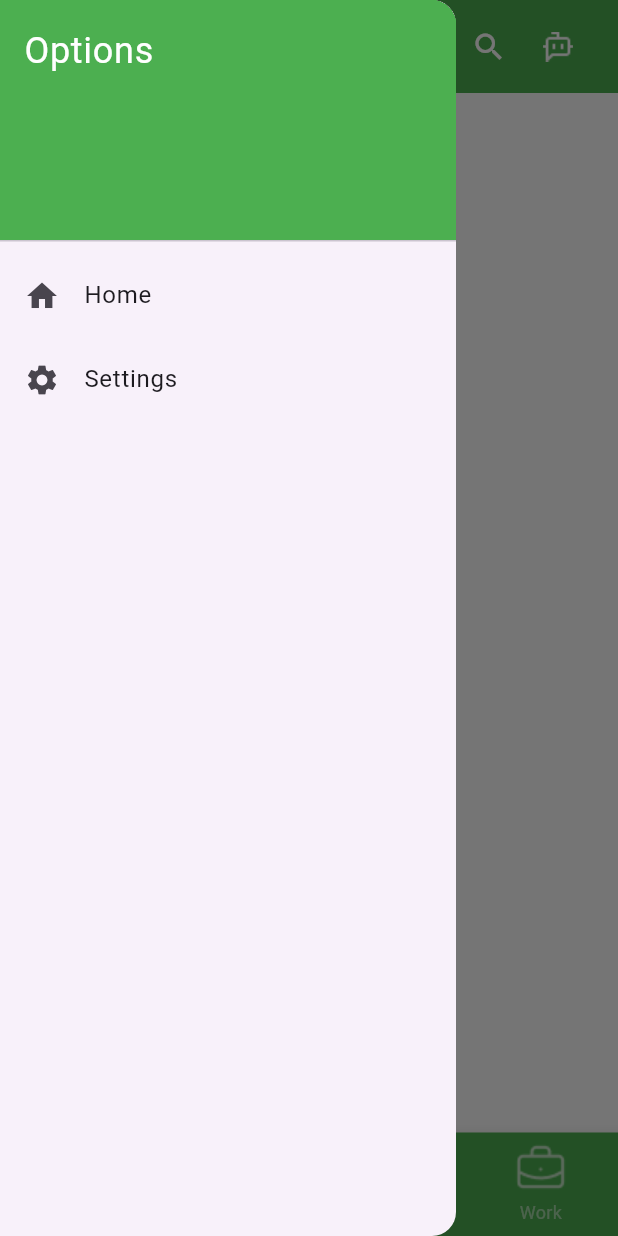
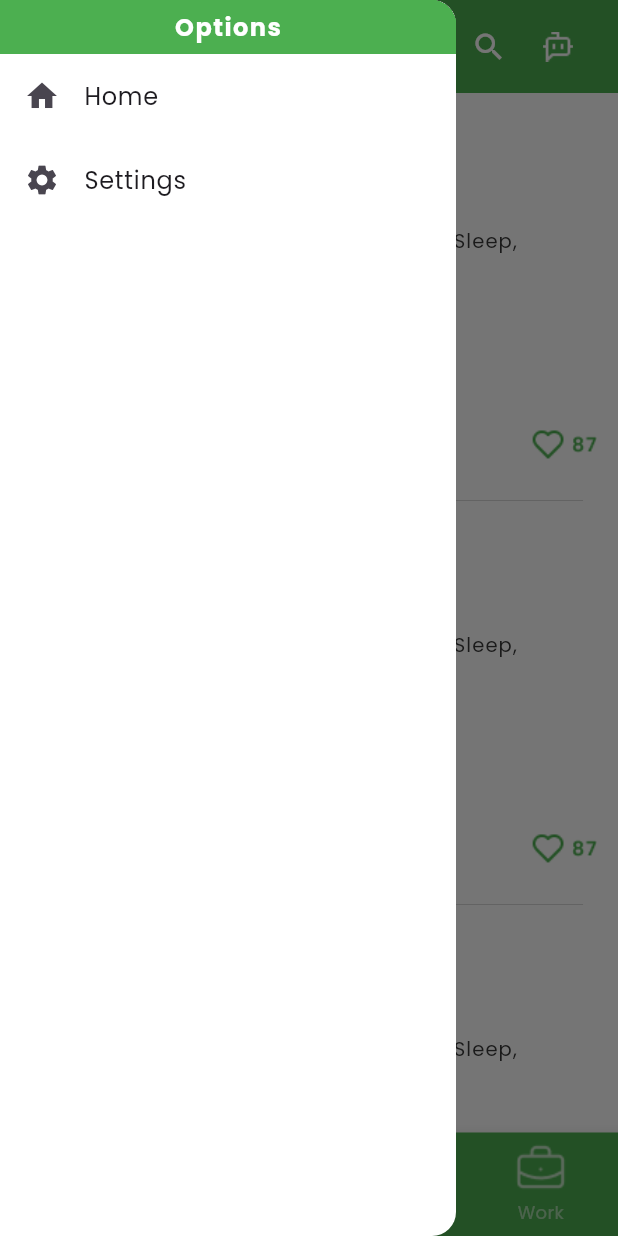
Before and after one commit to Noorullah178632/internship_project, a Flutter app: the screen it shows after launch, with the side drawer open, on a phone screen of 412 x 824 dp. Run offline on Flutter 3.47's test engine with Material 3 defaults, Android fonts, the phone set to English and light mode, and no system bars; our stand-ins replace google_fonts.

Commit message:
done home page

```diff
--- a/lib/main.dart
+++ b/lib/main.dart
@@ -1,7 +1,7 @@
 import 'package:first_app/utils/Routes/routes.dart';
 import 'package:first_app/utils/Routes/routes_navigation.dart';
 import 'package:first_app/view_models/bottom_view_nav.dart';
-
+import 'package:google_fonts/google_fonts.dart';
 import 'package:flutter/material.dart';
 import 'package:provider/provider.dart';
 
@@ -29,7 +29,9 @@ class MyApp extends StatelessWidget {
 
       title: 'Flutter Project',
       theme: ThemeData(
-        colorScheme: ColorScheme.fromSeed(seedColor: Colors.deepPurple),
+        //set the theme of the text for the entire app
+        textTheme: GoogleFonts.poppinsTextTheme(),
+        // colorScheme: ColorScheme.fromSeed(seedColor: Colors.deepPurple),
       ),
     );
   }
--- a/lib/views/homescreens/containerWidget.dart
+++ /dev/null
@@ -1,38 +0,0 @@
-import 'package:first_app/utils/Appcolors.dart';
-import 'package:flutter/material.dart';
-
-class Containerwidget extends StatefulWidget {
-  const Containerwidget({super.key});
-
-  @override
-  State<Containerwidget> createState() => _ContainerwidgetState();
-}
-
-class _ContainerwidgetState extends State<Containerwidget> {
-  @override
-  Widget build(BuildContext context) {
-    //decide width and height
-    final screenWidth = MediaQuery.of(context).size.width;
-    final screenHeight = MediaQuery.of(context).size.height;
-    return GestureDetector(
-      child: Container(
-        margin: EdgeInsets.only(left: 15, right: 15, top: 25),
-
-        width: screenWidth * 1,
-        height: screenHeight * 0.25,
-        child: Column(
-          children: [
-            Text(
-              "Community Care",
-              style: TextStyle(
-                fontSize: 18,
-                fontWeight: FontWeight.w700,
-                color: Appcolors.primarColor,
-              ),
-            ),
-          ],
-        ),
-      ),
-    );
-  }
-}
--- a/lib/views/homescreens/drawer_view_screen.dart
+++ b/lib/views/homescreens/drawer_view_screen.dart
@@ -11,14 +11,25 @@ class _MydrawerState extends State<Mydrawer> {
   @override
   Widget build(BuildContext context) {
     return Drawer(
+      backgroundColor: Color(0XFFFFFFFF),
       child: ListView(
         padding: EdgeInsets.zero,
         children: [
-          const DrawerHeader(
+          Container(
+            width: double.infinity,
+            height: 36,
             decoration: BoxDecoration(color: Colors.green),
-            child: Text(
-              'Options',
-              style: TextStyle(color: Colors.white, fontSize: 24),
+            child: Center(
+              child: Text(
+                "Options",
+                style: TextStyle(
+                  fontWeight: FontWeight.w700,
+                  fontSize: 16,
+                  height: 1.5,
+                  letterSpacing: 1,
+                  color: Color(0XFFFFFFFF),
+                ),
+              ),
             ),
           ),
           ListTile(
--- a/lib/views/homescreens/homescreens.dart
+++ b/lib/views/homescreens/homescreens.dart
@@ -1,6 +1,7 @@
 import 'package:first_app/view_models/bottom_view_nav.dart';
-import 'package:first_app/views/homescreens/containerWidget.dart';
+
 import 'package:first_app/views/homescreens/drawer_view_screen.dart';
+import 'package:first_app/views/widgets/containerWidget.dart';
 
 import 'package:flutter/material.dart';
 import 'package:provider/provider.dart';
@@ -81,7 +82,15 @@ class _HomescreensState extends State<Homescreens> {
           backgroundColor: Colors.white,
 
           body: SingleChildScrollView(
-            child: Column(children: [Containerwidget(), Containerwidget()]),
+            child: Column(
+              children: [
+                SizedBox(height: 10),
+                Containerwidget(),
+                Containerwidget(),
+                Containerwidget(),
+                Containerwidget(),
+              ],
+            ),
           ),
           //bottom Navigation Bar
           bottomNavigationBar: BottomNavigationBar(
--- /dev/null
+++ b/lib/views/widgets/containerWidget.dart
@@ -0,0 +1,97 @@
+import 'package:first_app/utils/Appcolors.dart';
+import 'package:flutter/material.dart';
+
+class Containerwidget extends StatefulWidget {
+  const Containerwidget({super.key});
+
+  @override
+  State<Containerwidget> createState() => _ContainerwidgetState();
+}
+
+class _ContainerwidgetState extends State<Containerwidget> {
+  @override
+  Widget build(BuildContext context) {
+    //decide width and height
+    final screenWidth = MediaQuery.of(context).size.width;
+    final screenHeight = MediaQuery.of(context).size.height;
+    return FittedBox(
+      fit: BoxFit.fill,
+      child: GestureDetector(
+        child: Container(
+          // color: Colors.blue,
+          margin: EdgeInsets.only(left: 15, right: 15, top: 17),
+
+          width: screenWidth,
+          height: screenHeight * 0.33,
+          child: Column(
+            mainAxisAlignment: MainAxisAlignment.spaceBetween,
+            crossAxisAlignment: CrossAxisAlignment.start,
+            children: [
+              Text(
+                "Community Care",
+                style: TextStyle(
+                  fontSize: 18,
+                  fontWeight: FontWeight.w700,
+                  color: Appcolors.primarColor,
+                ),
+              ),
+              Text(
+                "Services",
+                style: TextStyle(
+                  fontWeight: FontWeight.w500,
+                  fontSize: 18,
+                  letterSpacing: 1,
+                ),
+              ),
+
+              Text(
+                "Food, Clothes Shelter, Health Screening, Sleep, shower...more",
+                style: TextStyle(
+                  fontWeight: FontWeight.w400,
+                  fontSize: 14,
+                  letterSpacing: 0.75,
+                  height: 1.5,
+                  color: Color(0XFF393939),
+                ),
+              ),
+              SizedBox(height: screenHeight * 0.002),
+              Image(image: AssetImage("assets/images/icons/Anyone.png")),
+              SizedBox(height: screenHeight * 0.002),
+              Image(image: AssetImage("assets/images/icons/Call-number.png")),
+              SizedBox(height: screenHeight * 0.002),
+              Padding(
+                padding: const EdgeInsets.only(left: 10),
+                child: Row(
+                  mainAxisAlignment: MainAxisAlignment.spaceBetween,
+                  children: [
+                    Text(
+                      "Open 24/7",
+                      style: TextStyle(
+                        fontWeight: FontWeight.w600,
+                        letterSpacing: 1,
+                        height: 1.5,
+                        fontSize: 16,
+                        color: Color(0XFF000000),
+                      ),
+                    ),
+                    Image(image: AssetImage("assets/images/icons/Likes.png")),
+                  ],
+                ),
+              ),
+              SizedBox(height: screenHeight * 0.005),
+              SizedBox(
+                width: screenWidth,
+                child: Divider(
+                  thickness: 0.2,
+                  indent: 10,
+                  endIndent: 10,
+                  color: Color(0XFF717171),
+                ),
+              ),
+            ],
+          ),
+        ),
+      ),
+    );
+  }
+}
--- a/pubspec.yaml
+++ b/pubspec.yaml
@@ -35,6 +35,7 @@ dependencies:
   # Use with the CupertinoIcons class for iOS style icons.
   cupertino_icons: ^1.0.8
   provider: ^6.1.5+1
+  google_fonts: ^6.3.2
 
 dev_dependencies:
   flutter_test:
```
Also changed, not shown: assets/images/icons/Anyone.png (added), assets/images/icons/Call-number.png (added), assets/images/icons/Likes.png (added), pubspec.lock, 1 other file.
